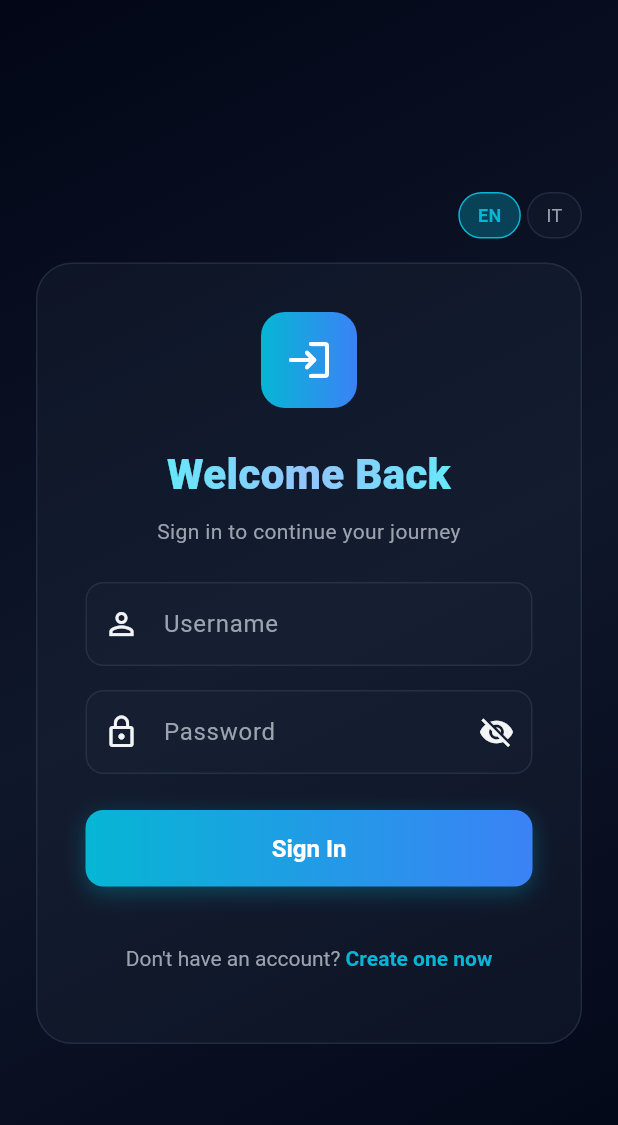
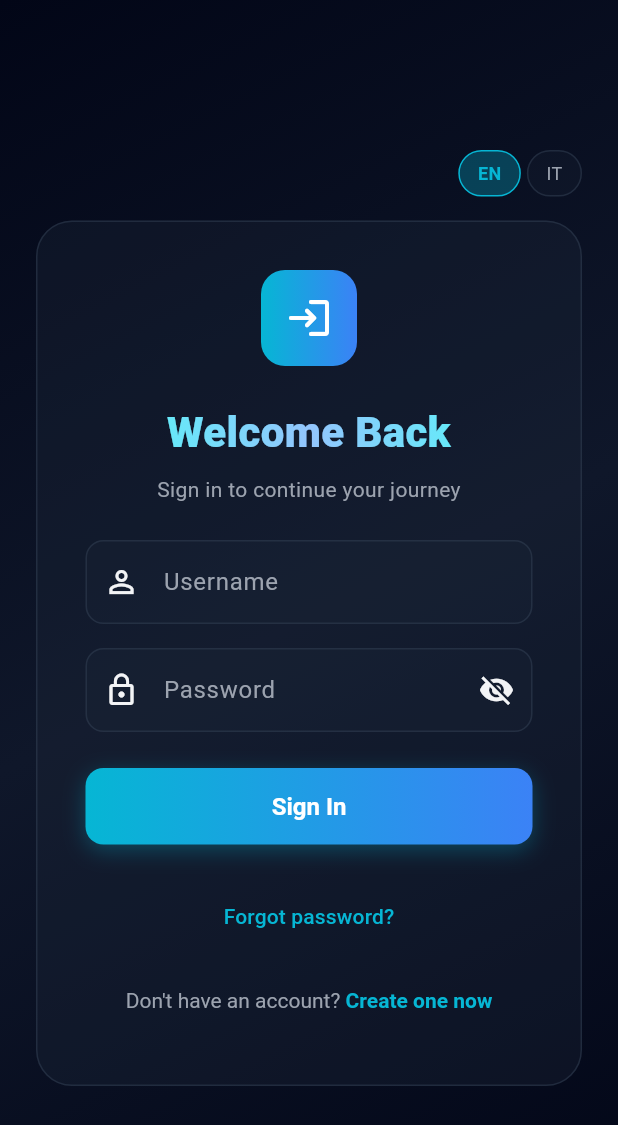
Before and after one commit to RubenPari/film-randomized-complete, a Flutter app: the screen it shows after launch, on a phone screen of 412 x 824 dp. Shown: the top 1125 px of the screen. Run offline on Flutter 3.47's test engine with Material 3 defaults, Android fonts, the phone set to English and light mode, and no system bars; our stand-ins replace cached_network_image, dio, flutter_dotenv, flutter_riverpod, flutter_secure_storage, freezed_annotation and 4 more; generated files the repository leaves out were written again.

Commit message:
feat(mobile): add i18n to login, change password, and reset password screens
Replace hardcoded strings with AppLocalizations calls, use translateValidationError
for password validators, add forgot password link to login screen.

```diff
--- a/film_randomized_mobile/lib/screens/auth/login_screen.dart
+++ b/film_randomized_mobile/lib/screens/auth/login_screen.dart
@@ -1,9 +1,11 @@
 import 'package:flutter/material.dart';
+import 'package:flutter_gen/gen_l10n/app_localizations.dart';
 import 'package:flutter_riverpod/flutter_riverpod.dart';
 import 'package:go_router/go_router.dart';
 import '../../providers/auth_provider.dart';
 import '../../theme/app_theme.dart';
 import '../../theme/brand_gradients.dart';
+import '../../utils/password_validation.dart';
 import 'auth_form_layout.dart';
 
 class LoginScreen extends ConsumerStatefulWidget {
@@ -42,22 +44,33 @@ class _LoginScreenState extends ConsumerState<LoginScreen> {
   Widget build(BuildContext context) {
     final auth = ref.watch(authProvider).valueOrNull;
     final isLoading = auth?.isLoading ?? false;
+    final t = AppLocalizations.of(context)!;
 
     return AuthFormLayout(
       icon: Icons.login_rounded,
-      title: 'Welcome Back',
-      subtitle: 'Sign in to continue your journey',
+      title: t.authWelcome,
+      subtitle: t.authSignInToContinue,
       error: auth?.error,
-      footer: TextButton(
+      footer: Column(
+        children: [
+          TextButton(
+            onPressed: () => context.go('/forgot-password'),
+            child: Text(
+              t.authForgotPassword,
+              style: const TextStyle(color: AppTheme.brandAccent),
+            ),
+          ),
+          const SizedBox(height: 8),
+          TextButton(
             onPressed: () => context.go('/register'),
             child: RichText(
-          text: const TextSpan(
-            style: TextStyle(color: AppTheme.textSecondary),
+              text: TextSpan(
+                style: const TextStyle(color: AppTheme.textSecondary),
                 children: [
-              TextSpan(text: "Don't have an account? "),
+                  TextSpan(text: '${t.authNoAccount} '),
                   TextSpan(
-                text: 'Create one now',
-                style: TextStyle(
+                    text: t.authCreateAccount,
+                    style: const TextStyle(
                       color: AppTheme.brandAccent,
                       fontWeight: FontWeight.bold,
                     ),
@@ -66,6 +79,8 @@ class _LoginScreenState extends ConsumerState<LoginScreen> {
               ),
             ),
           ),
+        ],
+      ),
       child: Form(
         key: _formKey,
         child: Column(
@@ -73,13 +88,13 @@ class _LoginScreenState extends ConsumerState<LoginScreen> {
             TextFormField(
               controller: _usernameController,
               enabled: !isLoading,
-              decoration: const InputDecoration(
-                labelText: 'Username',
-                hintText: 'Enter your username',
-                prefixIcon: Icon(Icons.person_outline),
+              decoration: InputDecoration(
+                labelText: t.authUsername,
+                hintText: t.authUsernamePlaceholder,
+                prefixIcon: const Icon(Icons.person_outline),
               ),
               validator: (v) =>
-                  v == null || v.trim().isEmpty ? 'Username is required' : null,
+                  v == null || v.trim().isEmpty ? t.authUsernameRequired : null,
             ),
             const SizedBox(height: 16),
             TextFormField(
@@ -87,8 +102,8 @@ class _LoginScreenState extends ConsumerState<LoginScreen> {
               enabled: !isLoading,
               obscureText: _obscurePassword,
               decoration: InputDecoration(
-                labelText: 'Password',
-                hintText: 'Enter your password',
+                labelText: t.authPassword,
+                hintText: t.authPasswordPlaceholder,
                 prefixIcon: const Icon(Icons.lock_outline),
                 suffixIcon: IconButton(
                   icon: Icon(
@@ -99,7 +114,7 @@ class _LoginScreenState extends ConsumerState<LoginScreen> {
                 ),
               ),
               validator: (v) =>
-                  v == null || v.isEmpty ? 'Password is required' : null,
+                  v == null || v.isEmpty ? t.authPasswordRequired : null,
             ),
             const SizedBox(height: 24),
             Container(
@@ -134,9 +149,9 @@ class _LoginScreenState extends ConsumerState<LoginScreen> {
                           color: Colors.white,
                         ),
                       )
-                    : const Text(
-                        'Sign In',
-                        style: TextStyle(
+                    : Text(
+                        t.authSignIn,
+                        style: const TextStyle(
                           fontSize: 16,
                           fontWeight: FontWeight.bold,
                         ),
```
Also changed, not shown: film_randomized_mobile/lib/screens/auth/change_password_screen.dart (+27 -24 lines), film_randomized_mobile/lib/screens/auth/reset_password_screen.dart (+27 -21 lines). Lines whose indentation alone changed are shown as unchanged.
